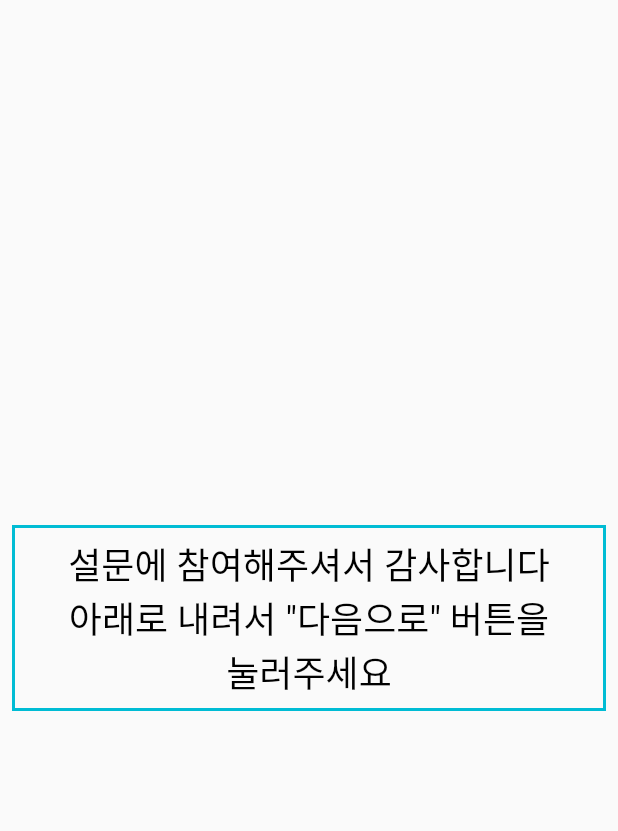
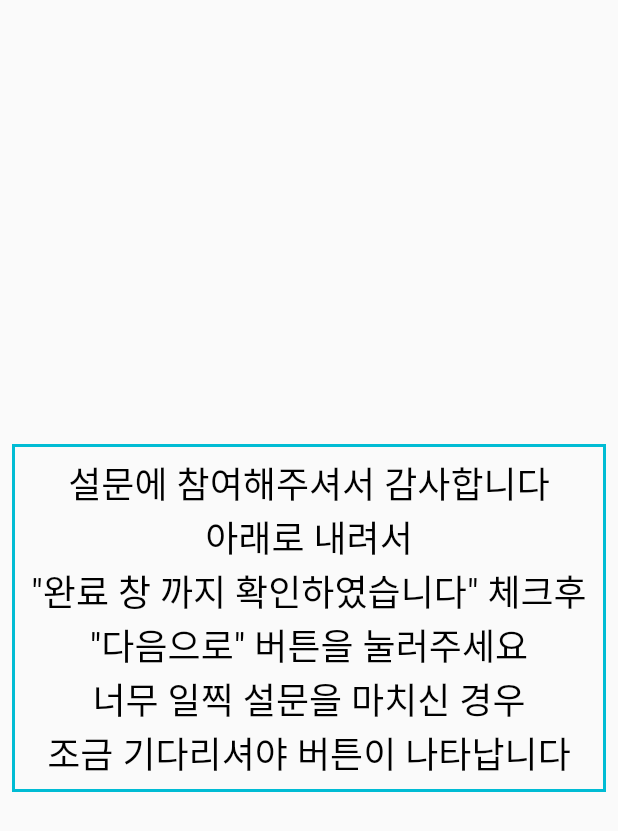
Before and after one commit to kang86h/Dissonance_survey_4, a Flutter app: the CompletePage screen opened by its route, on a phone screen of 412 x 824 dp. Shown: the top 831 px of the screen. Run offline on Flutter 3.47's test engine with Material 2 defaults, Android fonts, the phone set to English and light mode, and no system bars; our stand-ins replace audioplayers, cloud_firestore, csv, equatable, firebase_core, flutter_bloc and 6 more; missing offline and left inert: cp949, dart:html, dart:js, download; accounts and stored records are empty; statements that could not run were skipped.

Commit message:
230208-2

```diff
--- a/lib/complete/complete_page.dart
+++ b/lib/complete/complete_page.dart
@@ -26,8 +26,11 @@ class CompletePage extends StatelessWidget {
                   padding: const EdgeInsets.all(8),
                   child: Text(
                     '설문에 참여해주셔서 감사합니다\n'
-                    '아래로 내려서 "다음으로" 버튼을\n'
-                    '눌러주세요',
+                    '아래로 내려서\n'
+                    '"완료 창 까지 확인하였습니다" 체크후\n'
+                    '"다음으로" 버튼을 눌러주세요\n'
+                    '너무 일찍 설문을 마치신 경우\n'
+                    '조금 기다리셔야 버튼이 나타납니다',
                     style: TextStyle(
                       fontSize: 24,
                       color: Colors.black,
```
Also changed, not shown: 1 other file.
